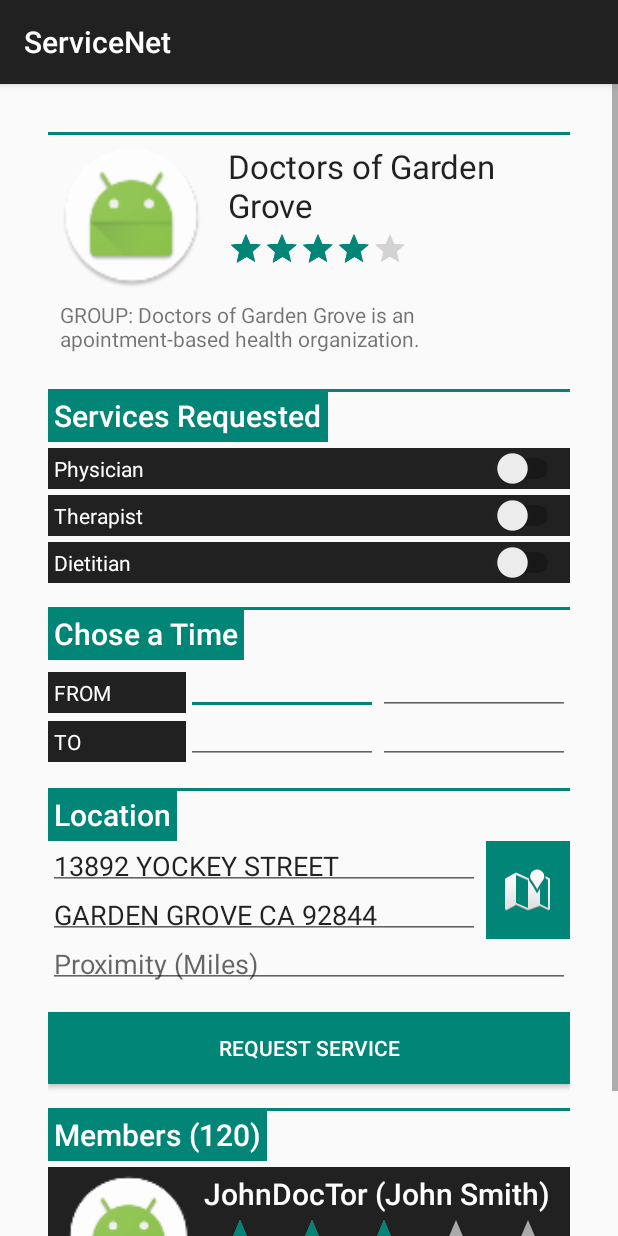
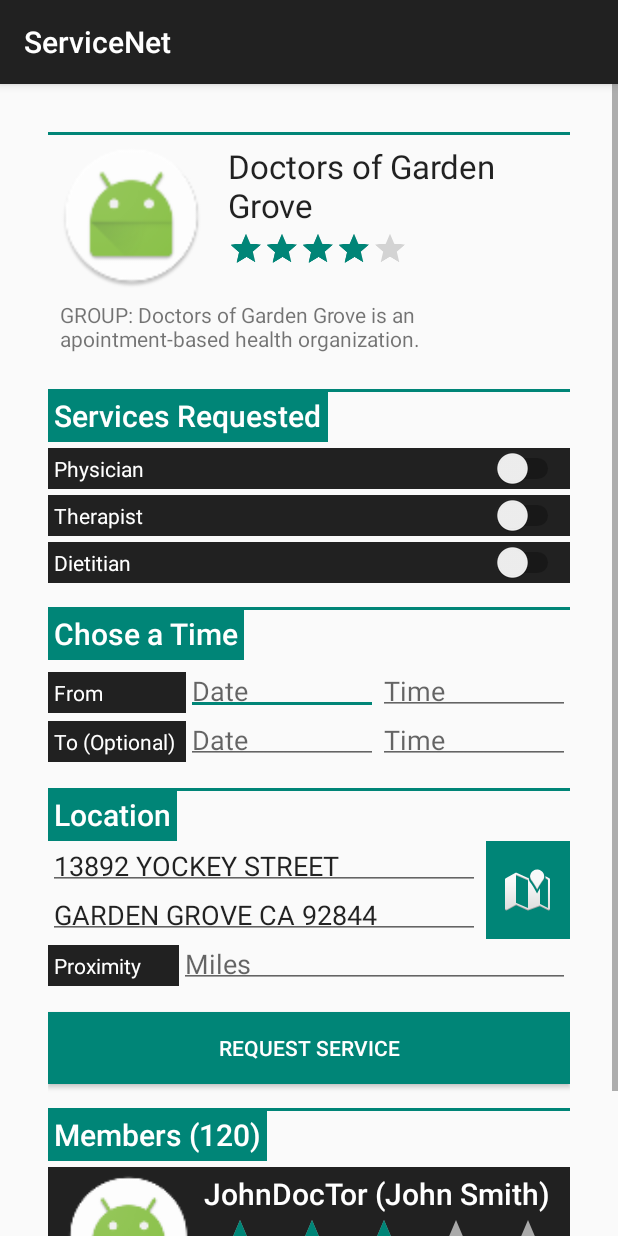
Before and after one commit to qbit-0/Congressional-App-Challenge, an Android app: the ProviderProfileActivity screen opened directly, with no data from a screen before it, on a phone screen of 412 x 824 dp. Run offline under Robolectric (Android 15) with nearby library versions, the phone set to English and light mode, and no system bars.

Commit message:
Proximity.

```diff
--- a/ServiceNet/app/src/main/java/com/congressional/bghs/servicenet/ProviderProfileActivity.java
+++ b/ServiceNet/app/src/main/java/com/congressional/bghs/servicenet/ProviderProfileActivity.java
@@ -2,14 +2,39 @@ package com.congressional.bghs.servicenet;
 
 import android.support.v7.app.AppCompatActivity;
 import android.os.Bundle;
+import android.widget.Button;
+import android.widget.LinearLayout;
+import android.widget.ScrollView;
+import android.widget.TextView;
 
 public class ProviderProfileActivity extends AppCompatActivity
 {
+    ScrollView mProfileScrollView;
+    LinearLayout mProfileLinearLayout;
+    LinearLayout mTimeSection;
+    LinearLayout mFromSection;
+    TextView mFromDate;
+    TextView mFromTime;
+    LinearLayout mLocSection;
+    LinearLayout mProximitySection;
+    TextView mProximityTextView;
+    Button mConfirmButton;
 
     @Override
     protected void onCreate(Bundle savedInstanceState)
     {
         super.onCreate(savedInstanceState);
         setContentView(R.layout.activity_provider_profile);
+
+        mProfileScrollView = (ScrollView) findViewById(R.id.sv_profile);
+        mProfileLinearLayout = (LinearLayout) mProfileScrollView.findViewById(R.id.ll_profile);
+        mTimeSection = (LinearLayout) mProfileLinearLayout.findViewById(R.id.time_section);
+        mFromSection = (LinearLayout) mTimeSection.findViewById(R.id.from_section);
+        mFromDate = (TextView) mFromSection.findViewById(R.id.tv_from_date);
+        mFromTime = (TextView) mFromSection.findViewById(R.id.tv_from_time);
+        mLocSection = (LinearLayout) mProfileLinearLayout.findViewById(R.id.loc_section);
+        mProximitySection = (LinearLayout) mLocSection.findViewById(R.id.proximity_section);
+        mProximityTextView = (TextView) mProximitySection.findViewById(R.id.et_proximity);
+        mConfirmButton = (Button) mProfileLinearLayout.findViewById(R.id.btn_confirm);
     }
 }
--- a/ServiceNet/app/src/main/res/layout/activity_provider_profile.xml
+++ b/ServiceNet/app/src/main/res/layout/activity_provider_profile.xml
@@ -145,15 +145,10 @@
                     android:textColor="?android:attr/textColorPrimaryInverse"/>
 
                 <LinearLayout
-                    android:id="@+id/creds_content"
+                    android:id="@+id/from_section"
                     android:layout_width="match_parent"
                     android:layout_height="match_parent"
                     android:layout_marginTop="4dp"
-                    android:orientation="vertical">
-
-                    <LinearLayout
-                        android:layout_width="match_parent"
-                        android:layout_height="match_parent"
                     android:orientation="horizontal">
 
                     <TextView
@@ -163,7 +158,7 @@
                         android:layout_weight="3"
                         android:background="?attr/colorPrimary"
                         android:padding="4dp"
-                            android:text="FROM"
+                        android:text="From"
                         android:textAppearance="@android:style/TextAppearance.Material.Body1"
                         android:textColor="?android:attr/textColorPrimaryInverse"/>
 
@@ -173,6 +168,7 @@
                         android:layout_height="wrap_content"
                         android:layout_weight="1"
                         android:ems="10"
+                        android:hint="Date"
                         android:inputType="date"
                         android:padding="4dp"/>
 
@@ -182,11 +178,13 @@
                         android:layout_height="wrap_content"
                         android:layout_weight="1"
                         android:ems="10"
+                        android:hint="Time"
                         android:inputType="time"
                         android:padding="4dp"/>
                 </LinearLayout>
 
                 <LinearLayout
+                    android:id="@+id/to_section"
                     android:layout_width="match_parent"
                     android:layout_height="match_parent"
                     android:orientation="horizontal">
@@ -198,7 +196,7 @@
                         android:layout_weight="3"
                         android:background="?attr/colorPrimary"
                         android:padding="4dp"
-                            android:text="TO"
+                        android:text="To (Optional)"
                         android:textAppearance="@android:style/TextAppearance.Material.Body1"
                         android:textColor="?android:attr/textColorPrimaryInverse"/>
 
@@ -208,6 +206,7 @@
                         android:layout_height="wrap_content"
                         android:layout_weight="1"
                         android:ems="10"
+                        android:hint="Date"
                         android:inputType="date"
                         android:padding="4dp"/>
 
@@ -217,9 +216,9 @@
                         android:layout_height="wrap_content"
                         android:layout_weight="1"
                         android:ems="10"
+                        android:hint="Time"
                         android:inputType="time"
                         android:padding="4dp"/>
-                    </LinearLayout>
                 </LinearLayout>
 
             </LinearLayout>
@@ -292,17 +291,29 @@
                 </android.support.constraint.ConstraintLayout>
 
                 <LinearLayout
+                    android:id="@+id/proximity_section"
                     android:layout_width="match_parent"
                     android:layout_height="match_parent"
                     android:orientation="horizontal">
 
+                    <TextView
+                        android:id="@+id/tv_proximity_label"
+                        android:layout_width="match_parent"
+                        android:layout_height="wrap_content"
+                        android:layout_weight="3"
+                        android:background="?attr/colorPrimary"
+                        android:padding="4dp"
+                        android:text="Proximity"
+                        android:textAppearance="@android:style/TextAppearance.Material.Body1"
+                        android:textColor="?android:attr/textColorPrimaryInverse"/>
+
                     <EditText
-                        android:id="@+id/loc_proximity"
+                        android:id="@+id/et_proximity"
                         android:layout_width="match_parent"
                         android:layout_height="wrap_content"
                         android:layout_weight="1"
                         android:ems="10"
-                        android:hint="Proximity (Miles)"
+                        android:hint="Miles"
                         android:inputType="number"
                         android:padding="4dp"/>
 
```
Lines whose indentation alone changed are shown as unchanged.
